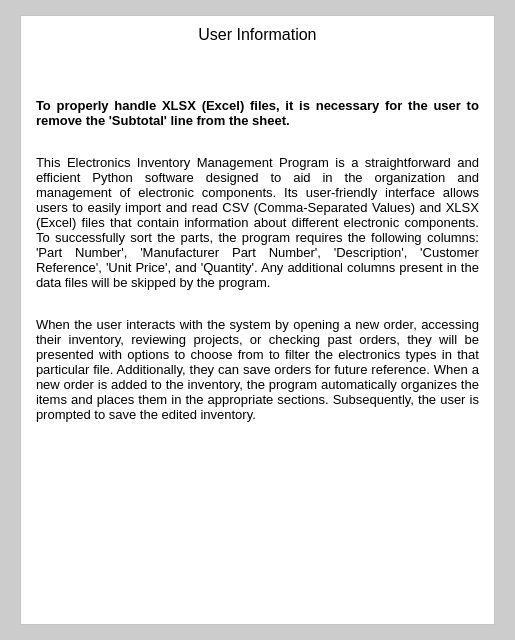
Thomas1B/Electronics-Inventory-Program, file Program_Files/info_window.ui: the form before one commit.
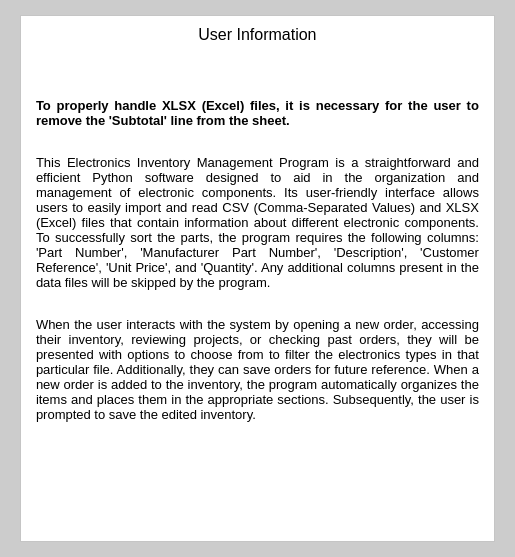
The form after the commit. Icons and pictures are not drawn.

Patch:
```diff
--- a/Program_Files/info_window.ui
+++ b/Program_Files/info_window.ui
@@ -7,7 +7,7 @@
     <x>0</x>
     <y>0</y>
     <width>515</width>
-    <height>640</height>
+    <height>557</height>
    </rect>
   </property>
   <property name="minimumSize">
@@ -62,7 +62,7 @@
          <x>0</x>
          <y>0</y>
          <width>473</width>
-         <height>587</height>
+         <height>507</height>
         </rect>
        </property>
        <layout class="QVBoxLayout" name="verticalLayout_2">
```
Left out of the diff: 6 changed lines with no effect on the pictures.
